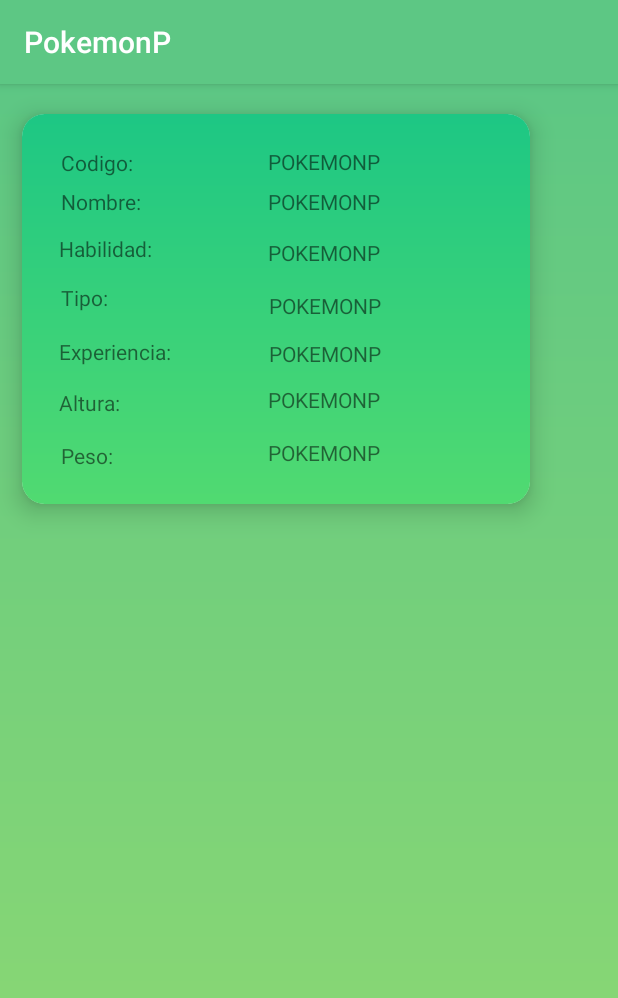
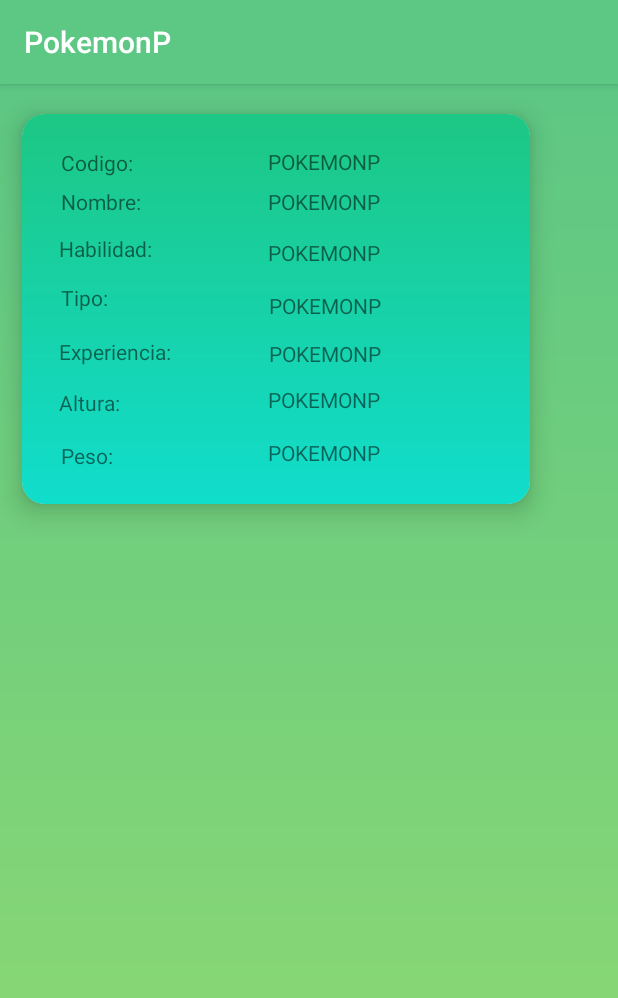
Before and after one commit to paulamb/PokemonP, an Android app: the MainActivity2 screen opened directly, with no data from a screen before it, on a phone screen of 412 x 824 dp. Shown: the top 998 px of the screen. Run offline under Robolectric (Android 15) with nearby library versions, the phone set to English and light mode, and no system bars.

Commit message:
Update poke_gradient.xml

```diff
--- a/app/src/main/res/drawable/poke_gradient.xml
+++ b/app/src/main/res/drawable/poke_gradient.xml
@@ -3,6 +3,6 @@
     android:shape="rectangle">
     <gradient
         android:angle="270"
-        android:endColor="#51DA71"
+        android:endColor="#1DC"
         android:startColor="#1DC784"/>
 </shape>
```
